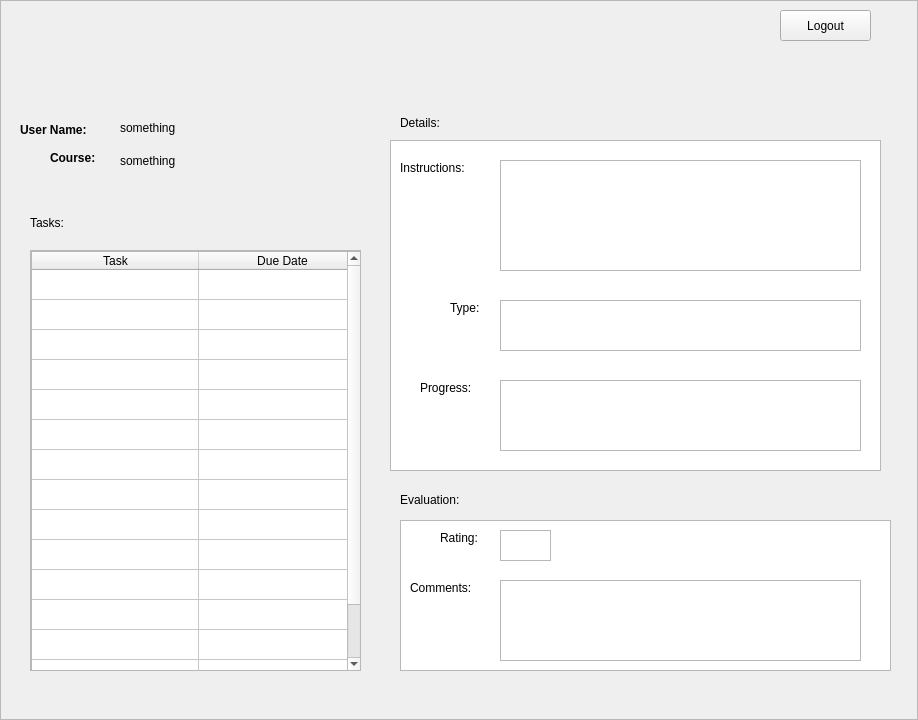
Above: ClientNetworking/tamainscreen.ui from kareem1234/COMP3004 before the change. Below: the same form after it.
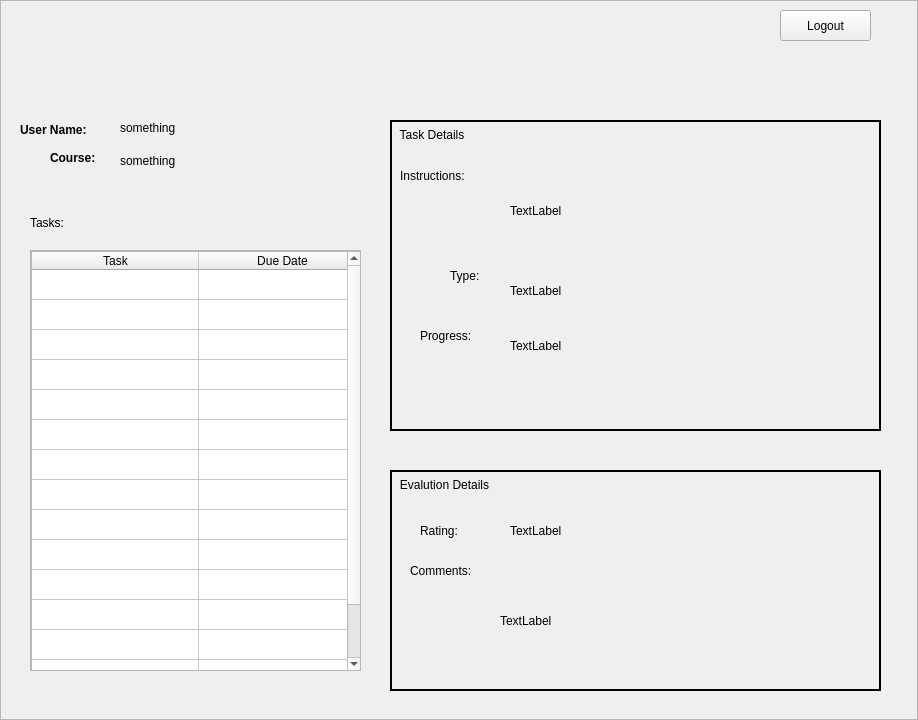
That is the form after the change. Icons and pictures are not drawn.

Commit message: made the windows bigger. cleaned up the ta window layout.

```diff
--- a/ClientNetworking/tamainscreen.ui
+++ b/ClientNetworking/tamainscreen.ui
@@ -19,11 +19,22 @@
 	font: 10pt &quot;Untitled1&quot;;
 }
 
+
 QLabel#labelLogo {
 	
 	font: 75 oblique 14pt &quot;DejaVu Sans Mono&quot;;
+}
 
-}</string>
+QGroupBox {
+	border: 2px solid black;
+	padding: 4px;
+}
+
+QGroupBox::title { 
+    background-color: transparent;
+     subcontrol-position: top left; /* position at the top left*/ 
+     padding: 8px;
+ } </string>
   </property>
   <property name="frameShape">
    <enum>QFrame::StyledPanel</enum>
@@ -170,36 +181,6 @@
     </widget>
    </widget>
   </widget>
-  <widget class="QTextBrowser" name="details">
-   <property name="geometry">
-    <rect>
-     <x>390</x>
-     <y>140</y>
-     <width>491</width>
-     <height>331</height>
-    </rect>
-   </property>
-   <property name="html">
-    <string>&lt;!DOCTYPE HTML PUBLIC &quot;-//W3C//DTD HTML 4.0//EN&quot; &quot;http://www.w3.org/TR/REC-html40/strict.dtd&quot;&gt;
-&lt;html&gt;&lt;head&gt;&lt;meta name=&quot;qrichtext&quot; content=&quot;1&quot; /&gt;&lt;style type=&quot;text/css&quot;&gt;
-p, li { white-space: pre-wrap; }
-&lt;/style&gt;&lt;/head&gt;&lt;body style=&quot; font-family:'Untitled1'; font-size:10pt; font-weight:400; font-style:normal;&quot;&gt;
-&lt;p style=&quot;-qt-paragraph-type:empty; margin-top:0px; margin-bottom:0px; margin-left:0px; margin-right:0px; -qt-block-indent:0; text-indent:0px; font-family:'MS Shell Dlg 2'; font-size:8pt;&quot;&gt;&lt;br /&gt;&lt;/p&gt;&lt;/body&gt;&lt;/html&gt;</string>
-   </property>
-  </widget>
-  <widget class="QLabel" name="labelDetails">
-   <property name="geometry">
-    <rect>
-     <x>400</x>
-     <y>112</y>
-     <width>71</width>
-     <height>21</height>
-    </rect>
-   </property>
-   <property name="text">
-    <string>Details:</string>
-   </property>
-  </widget>
   <widget class="QLabel" name="textEmail">
    <property name="geometry">
     <rect>
@@ -226,36 +207,6 @@
     <string>something</string>
    </property>
   </widget>
-  <widget class="QTextBrowser" name="evaluation">
-   <property name="geometry">
-    <rect>
-     <x>400</x>
-     <y>520</y>
-     <width>491</width>
-     <height>151</height>
-    </rect>
-   </property>
-   <property name="html">
-    <string>&lt;!DOCTYPE HTML PUBLIC &quot;-//W3C//DTD HTML 4.0//EN&quot; &quot;http://www.w3.org/TR/REC-html40/strict.dtd&quot;&gt;
-&lt;html&gt;&lt;head&gt;&lt;meta name=&quot;qrichtext&quot; content=&quot;1&quot; /&gt;&lt;style type=&quot;text/css&quot;&gt;
-p, li { white-space: pre-wrap; }
-&lt;/style&gt;&lt;/head&gt;&lt;body style=&quot; font-family:'Untitled1'; font-size:10pt; font-weight:400; font-style:normal;&quot;&gt;
-&lt;p style=&quot;-qt-paragraph-type:empty; margin-top:0px; margin-bottom:0px; margin-left:0px; margin-right:0px; -qt-block-indent:0; text-indent:0px; font-family:'MS Shell Dlg 2'; font-size:8pt;&quot;&gt;&lt;br /&gt;&lt;/p&gt;&lt;/body&gt;&lt;/html&gt;</string>
-   </property>
-  </widget>
-  <widget class="QLabel" name="labelEval">
-   <property name="geometry">
-    <rect>
-     <x>400</x>
-     <y>490</y>
-     <width>81</width>
-     <height>20</height>
-    </rect>
-   </property>
-   <property name="text">
-    <string>Evaluation:</string>
-   </property>
-  </widget>
   <widget class="QPushButton" name="pushButton">
    <property name="geometry">
     <rect>
@@ -285,120 +236,161 @@
     <pixmap>Logo.png</pixmap>
    </property>
   </widget>
-  <widget class="QLabel" name="label">
+  <widget class="QGroupBox" name="groupTaskDetails">
    <property name="geometry">
     <rect>
-     <x>400</x>
-     <y>160</y>
+     <x>390</x>
+     <y>120</y>
+     <width>491</width>
+     <height>311</height>
+    </rect>
+   </property>
+   <property name="title">
+    <string>Task Details</string>
+   </property>
+   <widget class="QLabel" name="labelInstructions">
+    <property name="geometry">
+     <rect>
+      <x>10</x>
+      <y>45</y>
      <width>91</width>
-     <height>16</height>
+      <height>21</height>
     </rect>
    </property>
    <property name="text">
     <string>Instructions:</string>
    </property>
   </widget>
-  <widget class="QLabel" name="label_2">
+   <widget class="QLabel" name="labelType">
    <property name="geometry">
     <rect>
-     <x>450</x>
-     <y>300</y>
+      <x>60</x>
+      <y>145</y>
      <width>41</width>
-     <height>16</height>
+      <height>21</height>
     </rect>
    </property>
    <property name="text">
     <string>Type:</string>
    </property>
   </widget>
-  <widget class="QLabel" name="label_3">
+   <widget class="QLabel" name="labelProgress">
    <property name="geometry">
     <rect>
-     <x>440</x>
-     <y>530</y>
+      <x>30</x>
+      <y>205</y>
+      <width>71</width>
+      <height>21</height>
+     </rect>
+    </property>
+    <property name="text">
+     <string>Progress:</string>
+    </property>
+   </widget>
+   <widget class="QLabel" name="textType">
+    <property name="geometry">
+     <rect>
+      <x>120</x>
+      <y>150</y>
+      <width>201</width>
+      <height>41</height>
+     </rect>
+    </property>
+    <property name="text">
+     <string>TextLabel</string>
+    </property>
+   </widget>
+   <widget class="QLabel" name="textProgress">
+    <property name="geometry">
+     <rect>
+      <x>120</x>
+      <y>210</y>
+      <width>251</width>
+      <height>31</height>
+     </rect>
+    </property>
+    <property name="text">
+     <string>TextLabel</string>
+    </property>
+   </widget>
+   <widget class="QLabel" name="textInstructions">
+    <property name="geometry">
+     <rect>
+      <x>120</x>
+      <y>50</y>
+      <width>271</width>
+      <height>81</height>
+     </rect>
+    </property>
+    <property name="text">
+     <string>TextLabel</string>
+    </property>
+   </widget>
+  </widget>
+  <widget class="QGroupBox" name="groupEvalDetails">
+   <property name="geometry">
+    <rect>
+     <x>390</x>
+     <y>470</y>
+     <width>491</width>
+     <height>221</height>
+    </rect>
+   </property>
+   <property name="title">
+    <string>Evalution Details</string>
+   </property>
+   <widget class="QLabel" name="labelRating">
+    <property name="geometry">
+     <rect>
+      <x>30</x>
+      <y>50</y>
      <width>60</width>
-     <height>16</height>
+      <height>21</height>
     </rect>
    </property>
    <property name="text">
     <string>Rating:</string>
    </property>
   </widget>
-  <widget class="QLabel" name="label_4">
+   <widget class="QLabel" name="labelComments">
    <property name="geometry">
     <rect>
-     <x>410</x>
-     <y>580</y>
+      <x>20</x>
+      <y>90</y>
      <width>81</width>
-     <height>16</height>
+      <height>21</height>
     </rect>
    </property>
    <property name="text">
     <string>Comments: </string>
    </property>
   </widget>
-  <widget class="QTextBrowser" name="testInstructions">
+   <widget class="QLabel" name="textRating">
    <property name="geometry">
     <rect>
-     <x>500</x>
-     <y>160</y>
-     <width>361</width>
-     <height>111</height>
-    </rect>
-   </property>
-  </widget>
-  <widget class="QTextBrowser" name="testType">
-   <property name="geometry">
-    <rect>
-     <x>500</x>
-     <y>300</y>
-     <width>361</width>
-     <height>51</height>
-    </rect>
-   </property>
-  </widget>
-  <widget class="QLabel" name="label_5">
-   <property name="geometry">
-    <rect>
-     <x>420</x>
-     <y>380</y>
-     <width>71</width>
-     <height>16</height>
-    </rect>
-   </property>
-   <property name="text">
-    <string>Progress:</string>
-   </property>
-  </widget>
-  <widget class="QTextBrowser" name="testProgress">
-   <property name="geometry">
-    <rect>
-     <x>500</x>
-     <y>380</y>
-     <width>361</width>
-     <height>71</height>
-    </rect>
-   </property>
-  </widget>
-  <widget class="QTextBrowser" name="testRating">
-   <property name="geometry">
-    <rect>
-     <x>500</x>
-     <y>530</y>
+      <x>120</x>
+      <y>50</y>
      <width>51</width>
-     <height>31</height>
-    </rect>
-   </property>
-  </widget>
-  <widget class="QTextBrowser" name="testComments">
+      <height>21</height>
+     </rect>
+    </property>
+    <property name="text">
+     <string>TextLabel</string>
+    </property>
+   </widget>
+   <widget class="QLabel" name="textComments">
    <property name="geometry">
     <rect>
-     <x>500</x>
-     <y>580</y>
-     <width>361</width>
-     <height>81</height>
-    </rect>
-   </property>
+      <x>110</x>
+      <y>90</y>
+      <width>331</width>
+      <height>121</height>
+     </rect>
+    </property>
+    <property name="text">
+     <string>TextLabel</string>
+    </property>
+   </widget>
   </widget>
  </widget>
  <tabstops>
```
Lines whose indentation alone changed are shown as unchanged. The commit also changes 6 other files.
